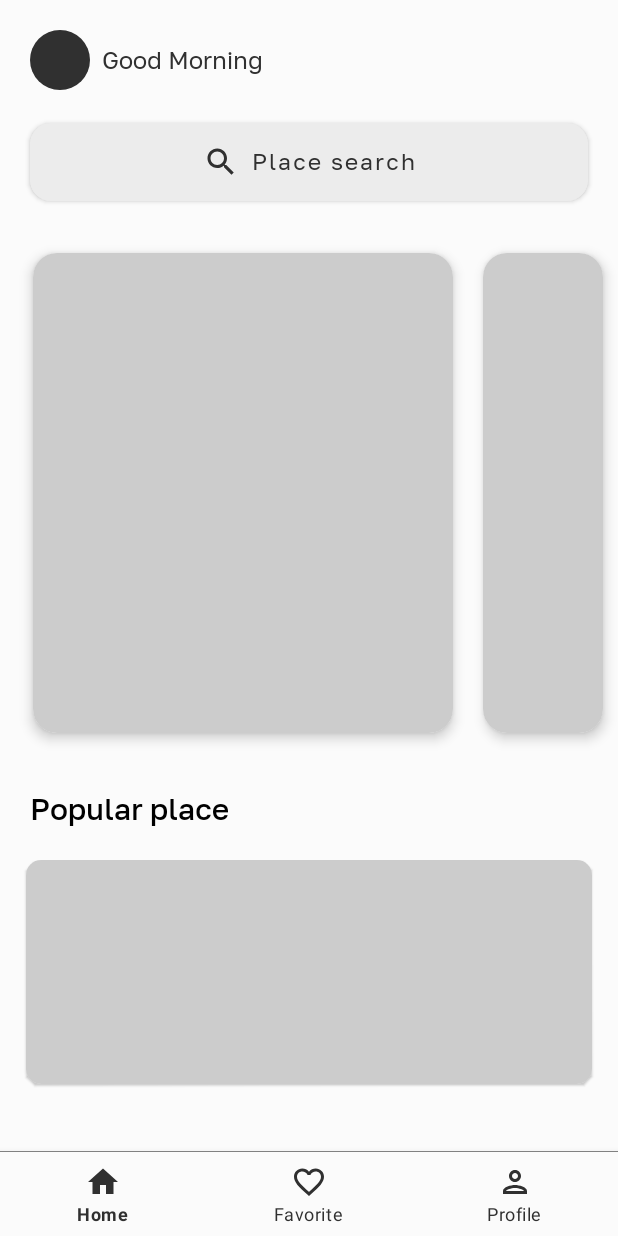
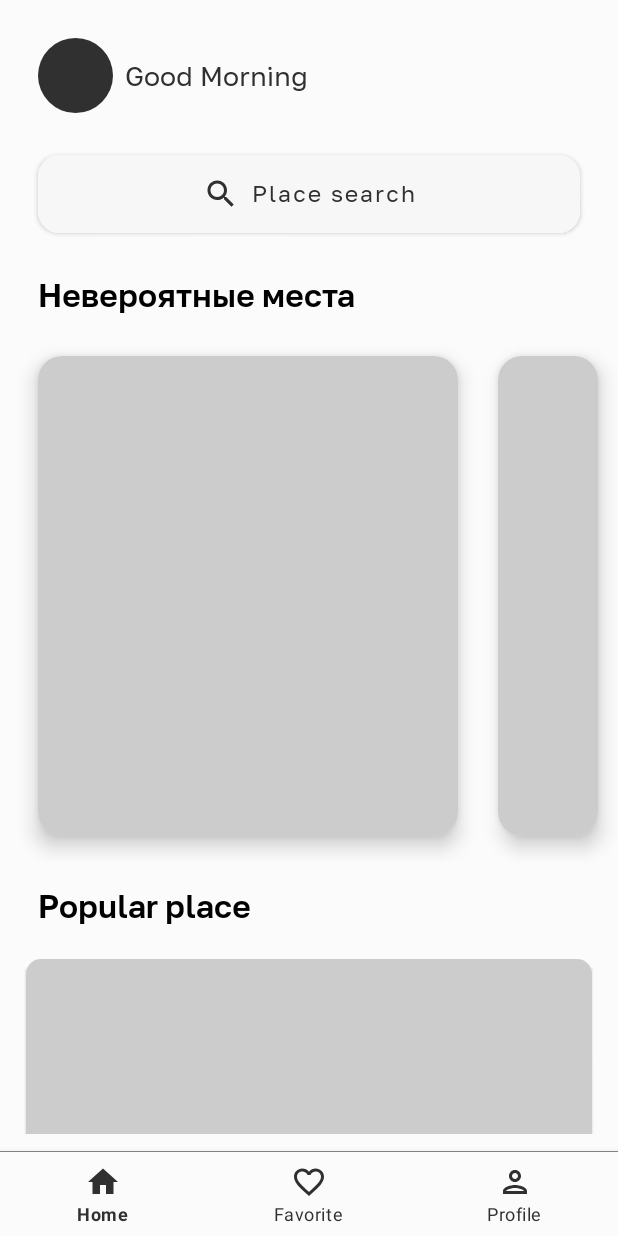
Before and after one commit to ONESECTOR/CityGuide, an Android app: the screen it shows after launch (MainActivity), on a phone screen of 412 x 824 dp. Run offline under Robolectric (Android 15) with nearby library versions, the phone set to English and light mode, and no system bars; our stand-ins replace CircleImageView, Firebase (no records; nobody signed in at launch, a user with empty details on screens opened directly), Shimmer, navigation-ui; plain views replace RoundedImageView.

Commit message:
improved auth system and fixed some bugs, also ui changes on home page

```diff
--- a/app/src/main/java/com/sector/cityguide/fragments/home/HomeFragment.kt
+++ b/app/src/main/java/com/sector/cityguide/fragments/home/HomeFragment.kt
@@ -30,6 +30,8 @@ class HomeFragment : Fragment() {
     private lateinit var auth: FirebaseAuth
     private lateinit var placeAdapter: PlaceAdapter
     private lateinit var popularAdapter: PopularAdapter
+
+    private lateinit var listener: ValueEventListener
 
     private val placesList = ArrayList<Place>()
 
--- a/app/src/main/res/layout/fragment_home.xml
+++ b/app/src/main/res/layout/fragment_home.xml
@@ -16,10 +16,10 @@
 
         <de.hdodenhof.circleimageview.CircleImageView
             android:id="@+id/civProfile"
-            android:layout_width="40dp"
-            android:layout_height="40dp"
-            android:layout_marginStart="20dp"
-            android:layout_marginTop="20dp"
+            android:layout_width="50dp"
+            android:layout_height="50dp"
+            android:layout_marginStart="25dp"
+            android:layout_marginTop="25dp"
             android:src="@color/new_black"
             app:layout_constraintStart_toStartOf="parent"
             app:layout_constraintTop_toTopOf="parent" />
@@ -32,7 +32,7 @@
             android:layout_marginEnd="20dp"
             android:fontFamily="@font/golos_regular"
             android:textColor="@color/new_black"
-            android:textSize="16sp"
+            android:textSize="18sp"
             app:layout_constraintBottom_toBottomOf="@id/civProfile"
             app:layout_constraintEnd_toEndOf="parent"
             app:layout_constraintHorizontal_bias="0"
@@ -43,10 +43,11 @@
             android:id="@+id/btn_search"
             android:layout_width="match_parent"
             android:layout_height="wrap_content"
-            android:layout_marginStart="20dp"
-            android:layout_marginTop="16dp"
-            android:layout_marginEnd="20dp"
-            android:backgroundTint="#ECECEC"
+            android:elevation="3dp"
+            android:layout_marginStart="25dp"
+            android:layout_marginTop="22dp"
+            android:layout_marginEnd="25dp"
+            android:backgroundTint="#F7F7F7"
             android:fontFamily="@font/golos_regular"
             android:padding="14dp"
             android:text="@string/place_search"
@@ -61,19 +62,32 @@
             app:layout_constraintStart_toStartOf="parent"
             app:layout_constraintTop_toBottomOf="@id/civProfile" />
 
+        <androidx.appcompat.widget.AppCompatTextView
+            android:id="@+id/tv"
+            android:layout_width="wrap_content"
+            android:layout_height="wrap_content"
+            android:layout_marginStart="25dp"
+            android:layout_marginTop="22dp"
+            android:fontFamily="@font/golos_semi_bold"
+            android:text="Невероятные места"
+            android:textColor="@color/black"
+            android:textSize="21sp"
+            app:layout_constraintStart_toStartOf="parent"
+            app:layout_constraintTop_toBottomOf="@id/btn_search" />
+
         <androidx.recyclerview.widget.RecyclerView
             android:id="@+id/rv_places"
             android:layout_width="match_parent"
             android:layout_height="0dp"
             android:layout_marginStart="12dp"
-            android:layout_marginTop="16dp"
+            android:layout_marginTop="10dp"
             android:clipToPadding="false"
             android:orientation="horizontal"
             android:overScrollMode="never"
             app:layoutManager="androidx.recyclerview.widget.LinearLayoutManager"
             app:layout_constraintEnd_toEndOf="parent"
             app:layout_constraintStart_toStartOf="parent"
-            app:layout_constraintTop_toBottomOf="@id/btn_search"
+            app:layout_constraintTop_toBottomOf="@id/tv"
             tools:listitem="@layout/item_place" />
 
         <com.facebook.shimmer.ShimmerFrameLayout
@@ -81,11 +95,11 @@
             android:layout_width="match_parent"
             android:layout_height="0dp"
             android:layout_marginStart="12dp"
-            android:layout_marginTop="16dp"
+            android:layout_marginTop="10dp"
             android:orientation="horizontal"
             app:layout_constraintEnd_toEndOf="parent"
             app:layout_constraintStart_toStartOf="parent"
-            app:layout_constraintTop_toBottomOf="@id/btn_search">
+            app:layout_constraintTop_toBottomOf="@id/tv">
 
             <androidx.appcompat.widget.LinearLayoutCompat
                 android:layout_width="match_parent"
@@ -104,14 +118,14 @@
             android:id="@+id/tv_popular_places"
             android:layout_width="wrap_content"
             android:layout_height="wrap_content"
-            android:layout_marginStart="20dp"
-            android:fontFamily="@font/golos_medium"
+            android:layout_marginStart="25dp"
+            android:layout_marginTop="16dp"
+            android:fontFamily="@font/golos_semi_bold"
             android:text="@string/popular_places"
             android:textColor="@color/black"
-            android:textSize="20sp"
-            android:layout_marginTop="25dp"
-            app:layout_constraintTop_toBottomOf="@id/barrier"
-            app:layout_constraintStart_toStartOf="parent" />
+            android:textSize="21sp"
+            app:layout_constraintStart_toStartOf="parent"
+            app:layout_constraintTop_toBottomOf="@id/barrier" />
 
         <androidx.recyclerview.widget.RecyclerView
             android:id="@+id/rv_popular"
--- a/app/src/main/res/layout/item_place.xml
+++ b/app/src/main/res/layout/item_place.xml
@@ -5,7 +5,7 @@
     android:layout_height="wrap_content"
     android:background="@color/new_white"
     app:cardCornerRadius="16dp"
-    app:cardElevation="5dp"
+    app:cardElevation="8dp"
     app:cardUseCompatPadding="true">
 
     <androidx.constraintlayout.widget.ConstraintLayout
@@ -16,7 +16,6 @@
             android:id="@+id/iv_place"
             android:layout_width="280dp"
             android:layout_height="320dp"
-            android:alpha="0.95"
             app:layout_constraintEnd_toEndOf="parent"
             app:layout_constraintStart_toStartOf="parent"
             app:layout_constraintTop_toTopOf="parent" />
--- a/app/src/main/res/layout/shimmer_place_item.xml
+++ b/app/src/main/res/layout/shimmer_place_item.xml
@@ -5,7 +5,7 @@
     android:layout_height="wrap_content"
     android:background="@color/new_white"
     app:cardCornerRadius="16dp"
-    app:cardElevation="5dp"
+    app:cardElevation="8dp"
     app:cardUseCompatPadding="true">
 
     <androidx.constraintlayout.widget.ConstraintLayout
```
Also changed, not shown: app/src/main/java/com/sector/cityguide/fragments/auth/AuthSecondStepFragment.kt (+31 -20 lines), app/src/main/res/layout/fragment_profile.xml (+2 -5 lines).
